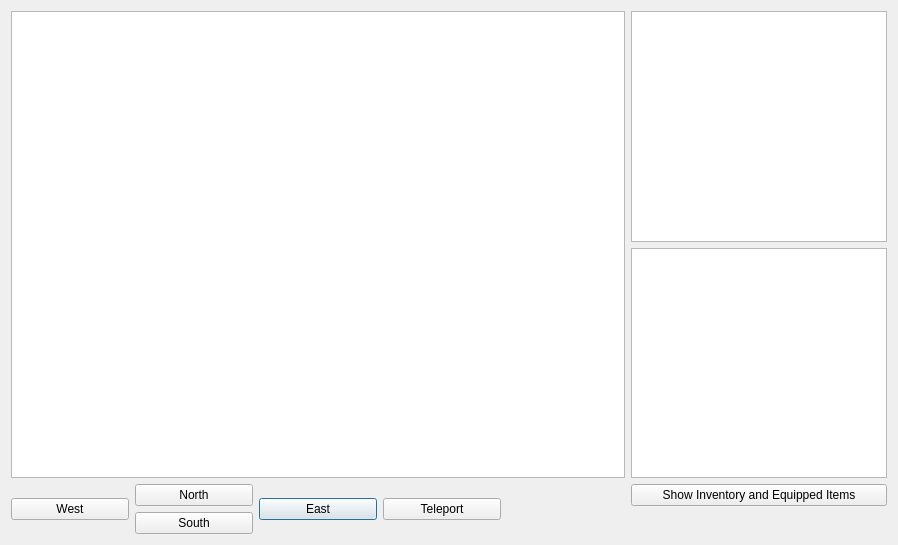
Old version of the form ZorkCore.ui in the repository DylanPKing/NewZork.
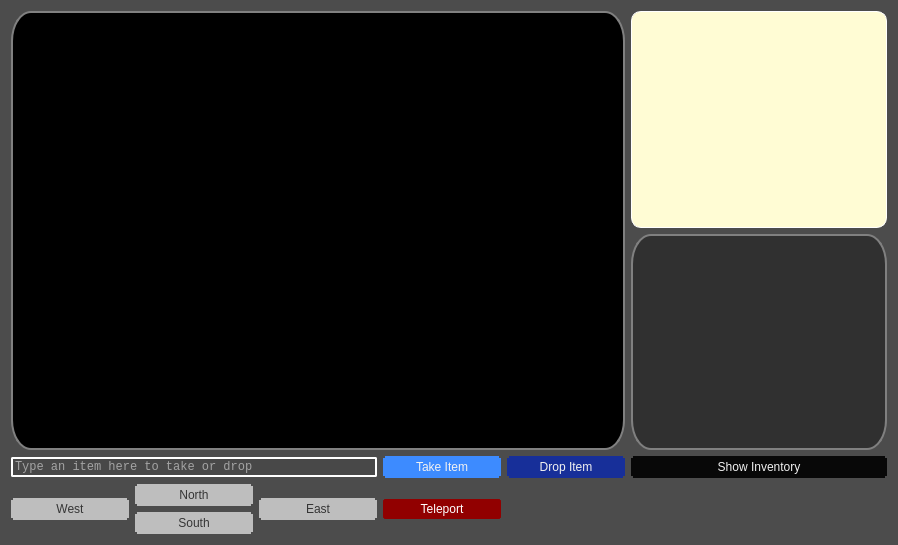
New version of the form.

Diff of the .ui file:
```diff
--- a/ZorkCore.ui
+++ b/ZorkCore.ui
@@ -11,40 +11,40 @@
    </rect>
   </property>
   <property name="windowTitle">
-   <string>Dialog</string>
+   <string>Game</string>
+  </property>
+  <property name="styleSheet">
+   <string notr="true">background-color: rgb(76, 76, 76);</string>
   </property>
   <layout class="QGridLayout" name="gridLayout">
-   <item row="2" column="3" rowspan="2">
-    <widget class="QPushButton" name="eastButton">
+   <item row="0" column="1" rowspan="2" colspan="5">
+    <widget class="QTextEdit" name="out">
+     <property name="font">
+      <font>
+       <family>Consolas</family>
+       <pointsize>14</pointsize>
+      </font>
+     </property>
      <property name="styleSheet">
-      <string notr="true"/>
+      <string notr="true">background-color: rgb(0, 0, 0);
+color: rgb(0, 255, 0);
+border: 2px solid gray;
+border-radius: 20px 30px;
+</string>
      </property>
-     <property name="text">
-      <string>East</string>
-     </property>
     </widget>
    </item>
-   <item row="2" column="1" rowspan="2">
-    <widget class="QPushButton" name="westButton">
-     <property name="text">
-      <string>West</string>
-     </property>
-    </widget>
-   </item>
-   <item row="2" column="4" rowspan="2">
-    <widget class="QPushButton" name="tpButton">
+   <item row="4" column="6">
+    <widget class="QPushButton" name="inventoryBtn">
      <property name="styleSheet">
-      <string notr="true"/>
+      <string notr="true">background-color: rgb(8, 8, 8);
+color: rgb(241, 241, 241);
+font: 9pt &quot;MS Shell Dlg 2&quot;;
+border: 4px solid rgb(8, 8, 8);
+border-radius: 2px 2px;</string>
      </property>
      <property name="text">
-      <string>Teleport</string>
-     </property>
-    </widget>
-   </item>
-   <item row="2" column="2">
-    <widget class="QPushButton" name="northButton">
-     <property name="text">
-      <string>North</string>
+      <string>Show Inventory</string>
      </property>
     </widget>
    </item>
@@ -56,18 +56,17 @@
        <pointsize>8</pointsize>
       </font>
      </property>
+     <property name="styleSheet">
+      <string notr="true">background-color: rgb(48, 48, 48);
+color: rgb(200, 200, 200);
+border: 2px solid gray;
+border-radius: 20px 30px;</string>
+     </property>
      <property name="readOnly">
       <bool>true</bool>
      </property>
     </widget>
    </item>
-   <item row="3" column="2">
-    <widget class="QPushButton" name="southButton">
-     <property name="text">
-      <string>South</string>
-     </property>
-    </widget>
-   </item>
    <item row="0" column="6" alignment="Qt::AlignRight">
     <widget class="QTextEdit" name="mapBox">
      <property name="maximumSize">
@@ -83,40 +82,153 @@
       </font>
      </property>
      <property name="styleSheet">
-      <string notr="true"/>
+      <string notr="true">background-color: rgb(255, 252, 212);
+color: rgb(90, 91, 79);
+border: 1px solid #fff;
+border-radius: 10px 10px;</string>
      </property>
      <property name="readOnly">
       <bool>true</bool>
      </property>
     </widget>
    </item>
-   <item row="0" column="1" rowspan="2" colspan="5">
-    <widget class="QTextEdit" name="out">
+   <item row="6" column="2">
+    <widget class="QPushButton" name="southButton">
+     <property name="styleSheet">
+      <string notr="true">background-color: rgb(190, 190, 190);
+color: rgb(53, 53, 53);
+border: 4px solid rgb(190, 190, 190);
+border-radius: 2px 2px;</string>
+     </property>
+     <property name="text">
+      <string>South</string>
+     </property>
+     <attribute name="buttonGroup">
+      <string notr="true">directionButtons</string>
+     </attribute>
+    </widget>
+   </item>
+   <item row="5" column="2">
+    <widget class="QPushButton" name="northButton">
+     <property name="styleSheet">
+      <string notr="true">background-color: rgb(190, 190, 190);
+color: rgb(53, 53, 53);
+border: 4px solid rgb(190, 190, 190);
+border-radius: 2px 2px;</string>
+     </property>
+     <property name="text">
+      <string>North</string>
+     </property>
+     <attribute name="buttonGroup">
+      <string notr="true">directionButtons</string>
+     </attribute>
+    </widget>
+   </item>
+   <item row="5" column="3" rowspan="2">
+    <widget class="QPushButton" name="eastButton">
+     <property name="styleSheet">
+      <string notr="true">background-color: rgb(190, 190, 190);
+color: rgb(53, 53, 53);
+border: 4px solid rgb(190, 190, 190);
+border-radius: 2px 2px;</string>
+     </property>
+     <property name="text">
+      <string>East</string>
+     </property>
+     <attribute name="buttonGroup">
+      <string notr="true">directionButtons</string>
+     </attribute>
+    </widget>
+   </item>
+   <item row="5" column="1" rowspan="2">
+    <widget class="QPushButton" name="westButton">
+     <property name="styleSheet">
+      <string notr="true">background-color: rgb(190, 190, 190);
+color: rgb(53, 53, 53);
+border: 4px solid rgb(190, 190, 190);
+border-radius: 2px 2px;</string>
+     </property>
+     <property name="text">
+      <string>West</string>
+     </property>
+     <attribute name="buttonGroup">
+      <string notr="true">directionButtons</string>
+     </attribute>
+    </widget>
+   </item>
+   <item row="4" column="4">
+    <widget class="QPushButton" name="takeItemBtn">
+     <property name="styleSheet">
+      <string notr="true">background-color: rgb(61, 139, 255);
+color: rgb(241, 241, 241);
+font: 9pt &quot;MS Shell Dlg 2&quot;;
+border: 4px solid rgb(61, 139, 255);
+border-radius: 2px 2px;</string>
+     </property>
+     <property name="text">
+      <string>Take Item</string>
+     </property>
+    </widget>
+   </item>
+   <item row="4" column="5">
+    <widget class="QPushButton" name="dropItemBtn">
+     <property name="styleSheet">
+      <string notr="true">background-color: rgb(23, 47, 153);
+color: rgb(241, 241, 241);
+font: 9pt &quot;MS Shell Dlg 2&quot;;
+border: 4px solid rgb(23, 47, 153);
+border-radius: 2px 2px;</string>
+     </property>
+     <property name="text">
+      <string>Drop Item</string>
+     </property>
+    </widget>
+   </item>
+   <item row="4" column="1" colspan="3">
+    <widget class="QLineEdit" name="itemEntry">
      <property name="font">
       <font>
        <family>Consolas</family>
-       <pointsize>14</pointsize>
       </font>
      </property>
+     <property name="styleSheet">
+      <string notr="true">background-color: rgb(72, 72, 72);
+color: rgb(255, 255, 255);
+border: 2px solid  rgb(255, 255, 255);
+border-radius: 2px 2px;</string>
+     </property>
+     <property name="placeholderText">
+      <string>Type an item here to take or drop</string>
+     </property>
     </widget>
    </item>
-   <item row="2" column="6">
-    <widget class="QPushButton" name="inventoryButton">
+   <item row="5" column="4" rowspan="2">
+    <widget class="QPushButton" name="tpButton">
+     <property name="styleSheet">
+      <string notr="true">background-color: rgb(145, 0, 0);
+color: rgb(255, 255, 255);
+font: 75 10pt &quot;MS Shell Dlg 2&quot;;
+border: 3px solid rgb(145, 0, 0);
+border-radius: 3px 3px;</string>
+     </property>
      <property name="text">
-      <string>Show Inventory and Equipped Items</string>
+      <string>Teleport</string>
      </property>
     </widget>
    </item>
   </layout>
-  <zorder>northButton</zorder>
   <zorder>eastButton</zorder>
   <zorder>westButton</zorder>
   <zorder>out</zorder>
-  <zorder>tpButton</zorder>
   <zorder>southButton</zorder>
   <zorder>charStats</zorder>
   <zorder>mapBox</zorder>
-  <zorder>inventoryButton</zorder>
+  <zorder>inventoryBtn</zorder>
+  <zorder>northButton</zorder>
+  <zorder>takeItemBtn</zorder>
+  <zorder>dropItemBtn</zorder>
+  <zorder>itemEntry</zorder>
+  <zorder>tpButton</zorder>
  </widget>
  <resources/>
  <connections/>
```
Left out of the diff: 3 changed lines with no effect on the pictures.
